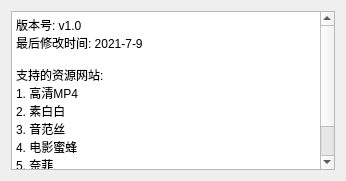
First picture: the form in ui/about.ui, repository nofaceleon/source_search, before the edit.
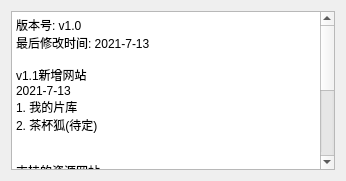
Second picture: the form after the edit.

Patch:
```diff
--- a/ui/about.ui
+++ b/ui/about.ui
@@ -22,9 +22,16 @@
 p, li { white-space: pre-wrap; }
 &lt;/style&gt;&lt;/head&gt;&lt;body style=&quot; font-family:'SimSun'; font-size:9pt; font-weight:400; font-style:normal;&quot;&gt;
 &lt;p style=&quot; margin-top:0px; margin-bottom:0px; margin-left:0px; margin-right:0px; -qt-block-indent:0; text-indent:0px;&quot;&gt;版本号: v1.0&lt;/p&gt;
-&lt;p style=&quot; margin-top:0px; margin-bottom:0px; margin-left:0px; margin-right:0px; -qt-block-indent:0; text-indent:0px;&quot;&gt;最后修改时间: 2021-7-9&lt;/p&gt;
+&lt;p style=&quot; margin-top:0px; margin-bottom:0px; margin-left:0px; margin-right:0px; -qt-block-indent:0; text-indent:0px;&quot;&gt;最后修改时间: 2021-7-13&lt;/p&gt;
+&lt;p style=&quot;-qt-paragraph-type:empty; margin-top:0px; margin-bottom:0px; margin-left:0px; margin-right:0px; -qt-block-indent:0; text-indent:0px;&quot;&gt;&lt;br /&gt;&lt;/p&gt;
+&lt;p style=&quot; margin-top:0px; margin-bottom:0px; margin-left:0px; margin-right:0px; -qt-block-indent:0; text-indent:0px;&quot;&gt;v1.1新增网站&lt;/p&gt;
+&lt;p style=&quot; margin-top:0px; margin-bottom:0px; margin-left:0px; margin-right:0px; -qt-block-indent:0; text-indent:0px;&quot;&gt;2021-7-13&lt;/p&gt;
+&lt;p style=&quot; margin-top:0px; margin-bottom:0px; margin-left:0px; margin-right:0px; -qt-block-indent:0; text-indent:0px;&quot;&gt;1. 我的片库&lt;/p&gt;
+&lt;p style=&quot; margin-top:0px; margin-bottom:0px; margin-left:0px; margin-right:0px; -qt-block-indent:0; text-indent:0px;&quot;&gt;2. 茶杯狐(待定)&lt;/p&gt;
+&lt;p style=&quot;-qt-paragraph-type:empty; margin-top:0px; margin-bottom:0px; margin-left:0px; margin-right:0px; -qt-block-indent:0; text-indent:0px;&quot;&gt;&lt;br /&gt;&lt;/p&gt;
 &lt;p style=&quot;-qt-paragraph-type:empty; margin-top:0px; margin-bottom:0px; margin-left:0px; margin-right:0px; -qt-block-indent:0; text-indent:0px;&quot;&gt;&lt;br /&gt;&lt;/p&gt;
 &lt;p style=&quot; margin-top:0px; margin-bottom:0px; margin-left:0px; margin-right:0px; -qt-block-indent:0; text-indent:0px;&quot;&gt;支持的资源网站:&lt;/p&gt;
+&lt;p style=&quot; margin-top:0px; margin-bottom:0px; margin-left:0px; margin-right:0px; -qt-block-indent:0; text-indent:0px;&quot;&gt;2021-7-9&lt;/p&gt;
 &lt;p style=&quot; margin-top:0px; margin-bottom:0px; margin-left:0px; margin-right:0px; -qt-block-indent:0; text-indent:0px;&quot;&gt;1. 高清MP4&lt;/p&gt;
 &lt;p style=&quot; margin-top:0px; margin-bottom:0px; margin-left:0px; margin-right:0px; -qt-block-indent:0; text-indent:0px;&quot;&gt;2. 素白白&lt;/p&gt;
 &lt;p style=&quot; margin-top:0px; margin-bottom:0px; margin-left:0px; margin-right:0px; -qt-block-indent:0; text-indent:0px;&quot;&gt;3. 音范丝&lt;/p&gt;
```
